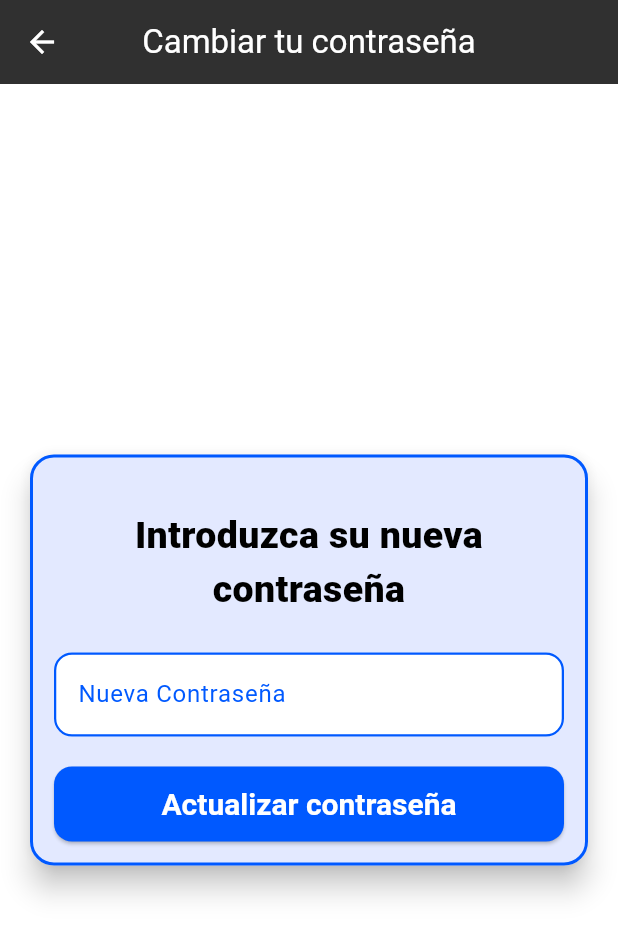
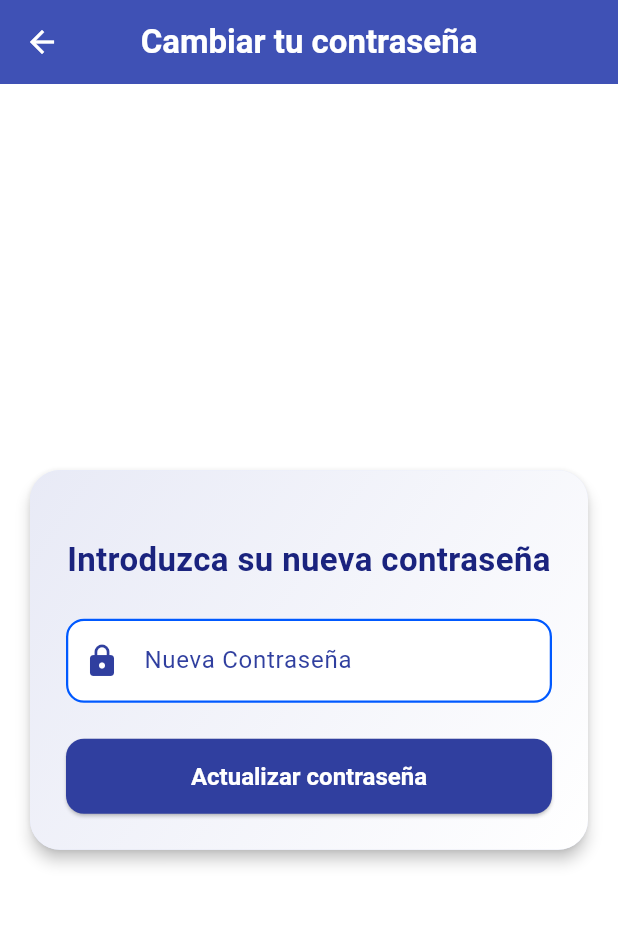
Before and after one commit to carloscl2001/ESIPlanner-TFG, a Flutter app: the ProfileScreen screen opened by its route, after a tap on "Cambiar la contraseña", on a phone screen of 412 x 824 dp. Shown: the top 936 px of the screen. Run offline on Flutter 3.47's test engine with Material 3 defaults, Android fonts, the phone set to English and light mode, and no system bars.

Commit message:
actu estética

```diff
--- a/esi_planner/lib/screens/edit_password_profile_screen.dart
+++ b/esi_planner/lib/screens/edit_password_profile_screen.dart
@@ -24,7 +24,6 @@ class _EditPasswordProfileScreenState extends State<EditPasswordProfileScreen> {
   }
 
   Future<void> _updatePassword() async {
-
     bool isValidPassword(String password) {
       final passwordRegex = RegExp(r'^(?=.*[A-Za-z])(?=.*\d)[A-Za-z\d]{6,}$');
       return passwordRegex.hasMatch(password);
@@ -38,15 +37,15 @@ class _EditPasswordProfileScreenState extends State<EditPasswordProfileScreen> {
         successMessage = '';
       });
       return;
-    }else if(newPassword.length < 8){
+    } else if (newPassword.length < 8) {
       setState(() {
         errorMessage = 'La contraseña debe tener al menos 8 caracteres';
         successMessage = '';
       });
       return;
-    }else if(!isValidPassword(newPassword)){
+    } else if (!isValidPassword(newPassword)) {
       setState(() {
-        errorMessage = 'La contraseña debe contner letras y números';
+        errorMessage = 'La contraseña debe contener letras y números';
         successMessage = '';
       });
       return;
@@ -87,26 +86,43 @@ class _EditPasswordProfileScreenState extends State<EditPasswordProfileScreen> {
   Widget build(BuildContext context) {
     return Scaffold(
       appBar: AppBar(
-        title: const Text('Cambiar tu contraseña', style: TextStyle(color: Colors.white)),
+        title: const Text(
+          'Cambiar tu contraseña',
+          style: TextStyle(color: Colors.white, fontWeight: FontWeight.bold),
+        ),
         centerTitle: true,
+        backgroundColor: Colors.indigo, // Color de la barra de navegación
       ),
       backgroundColor: Colors.white,
       body: Center(
         child: Padding(
           padding: const EdgeInsets.all(16.0),
           child: Card(
+            elevation: 4,
+            shape: RoundedRectangleBorder(
+              borderRadius: BorderRadius.circular(20.0), // Bordes más redondeados
+            ),
+            child: Container(
+              decoration: BoxDecoration(
+                gradient: LinearGradient(
+                  colors: [Colors.indigo.shade50, Colors.white], // Degradado suave
+                  begin: Alignment.topLeft,
+                  end: Alignment.bottomRight,
+                ),
+                borderRadius: BorderRadius.circular(20.0), // Coincide con el radio de la tarjeta
+              ),
               child: Padding(
-              padding: const EdgeInsets.all(16.0),
+                padding: const EdgeInsets.all(24.0),
                 child: Column(
                   mainAxisSize: MainAxisSize.min,
                   children: <Widget>[
                     const SizedBox(height: 20),
-                  const Text(
+                    Text(
                       'Introduzca su nueva contraseña',
                       style: TextStyle(
-                      fontSize: 25,
-                      fontWeight: FontWeight.w800,
-                      color: Colors.black,
+                        fontSize: 22,
+                        fontWeight: FontWeight.bold,
+                        color: Colors.indigo.shade900,
                       ),
                       textAlign: TextAlign.center,
                     ),
@@ -114,20 +130,48 @@ class _EditPasswordProfileScreenState extends State<EditPasswordProfileScreen> {
                     TextFormField(
                       controller: _newPasswordController,
                       obscureText: true,
-                    decoration: const InputDecoration(
+                      decoration: InputDecoration(
                         labelText: 'Nueva Contraseña',
-                      border: OutlineInputBorder(),
+                        labelStyle: TextStyle(
+                          color: Colors.indigo.shade700,
+                        ),
+                        border: OutlineInputBorder(
+                          borderRadius: BorderRadius.circular(12.0), // Bordes redondeados
+                          borderSide: BorderSide(color: Colors.indigo.shade300),
+                        ),
+                        focusedBorder: OutlineInputBorder(
+                          borderRadius: BorderRadius.circular(12.0),
+                          borderSide: BorderSide(color: Colors.indigo.shade700),
+                        ),
+                        prefixIcon: Icon(
+                          Icons.lock, // Icono para el campo de contraseña
+                          color: Colors.indigo.shade700,
                         ),
                       ),
-                  const SizedBox(height: 20),
+                    ),
+                    const SizedBox(height: 24),
                     ElevatedButton(
                       onPressed: _updatePassword,
-                    child: const Text('Actualizar contraseña'),
+                      style: ElevatedButton.styleFrom(
+                        backgroundColor: Colors.indigo.shade700, // Color de fondo del botón
+                        padding: const EdgeInsets.symmetric(horizontal: 32, vertical: 12),
+                        shape: RoundedRectangleBorder(
+                          borderRadius: BorderRadius.circular(12.0), // Bordes redondeados
+                        ),
+                      ),
+                      child: const Text(
+                        'Actualizar contraseña',
+                        style: TextStyle(
+                          fontSize: 16,
+                          fontWeight: FontWeight.bold,
+                          color: Colors.white,
+                        ),
+                      ),
                     ),
                     // Los mensajes de error y éxito aparecerán aquí debajo
                     if (errorMessage.isNotEmpty)
                       Padding(
-                      padding: const EdgeInsets.only(top: 10.0),
+                        padding: const EdgeInsets.only(top: 16.0),
                         child: Text(
                           errorMessage,
                           style: const TextStyle(color: Colors.red, fontSize: 14),
@@ -136,10 +180,14 @@ class _EditPasswordProfileScreenState extends State<EditPasswordProfileScreen> {
                       ),
                     if (successMessage.isNotEmpty)
                       Padding(
-                      padding: const EdgeInsets.only(top: 10.0),
+                        padding: const EdgeInsets.only(top: 16.0),
                         child: Text(
                           successMessage,
-                        style: const TextStyle(color: Color.fromRGBO(0, 89, 255, 1.0), fontSize: 14),
+                          style: TextStyle(
+                            color: Colors.indigo.shade700,
+                            fontSize: 14,
+                            fontWeight: FontWeight.bold,
+                          ),
                           textAlign: TextAlign.center,
                         ),
                       ),
@@ -149,6 +197,7 @@ class _EditPasswordProfileScreenState extends State<EditPasswordProfileScreen> {
             ),
           ),
         ),
+      ),
     );
   }
 }
--- a/esi_planner/lib/screens/edit_subjects_profile_screen.dart
+++ b/esi_planner/lib/screens/edit_subjects_profile_screen.dart
@@ -116,6 +116,7 @@ class _EditSubjectsProfileScreenState extends State<EditSubjectsProfileScreen> {
       appBar: AppBar(
         title: const Text('Selecciona tus asignaturas y grupos', style: TextStyle(color: Colors.white)),
         centerTitle: true,
+        backgroundColor: Colors.indigo, // Color de la barra de navegación
         actions: [
           IconButton(
             icon: const Icon(Icons.save),
--- a/esi_planner/lib/screens/home_screen.dart
+++ b/esi_planner/lib/screens/home_screen.dart
@@ -126,9 +126,13 @@ class HomeScreenState extends State<HomeScreen> {
 Widget build(BuildContext context) {
   return Scaffold(
     appBar: AppBar(
-      title: const Text('Tus clases', style: TextStyle(color: Colors.white)),
-      centerTitle: true,
-    ),
+        title: const Text(
+          'Tus clases esta semana',
+          style: TextStyle(color: Colors.white, fontWeight: FontWeight.bold),
+        ),
+        centerTitle: true,
+        backgroundColor: Colors.indigo, // Color de la barra de navegación
+      ),
     body: isLoading
         ? const Center(child: CircularProgressIndicator())
         : Padding(
--- a/esi_planner/lib/screens/profile_screen.dart
+++ b/esi_planner/lib/screens/profile_screen.dart
@@ -6,37 +6,75 @@ class ProfileScreen extends StatelessWidget {
   @override
   Widget build(BuildContext context) {
     return Scaffold(
+      appBar: AppBar(
+        title: const Text(
+          'Perfil',
+          style: TextStyle(color: Colors.white, fontWeight: FontWeight.bold),
+        ),
+        centerTitle: true,
+        backgroundColor: Colors.indigo, // Color de la barra de navegación
+      ),
       body: Center(
         child: GridView.count(
           crossAxisCount: 2, // 2 columnas
-          crossAxisSpacing: 10, // Espacio entre columnas
-          mainAxisSpacing: 10, // Espacio entre filas
+          crossAxisSpacing: 16, // Espacio entre columnas
+          mainAxisSpacing: 16, // Espacio entre filas
           padding: const EdgeInsets.all(16), // Espaciado exterior
           shrinkWrap: true, // Ajustar al contenido
           children: [
-            _buildCard(context, 'Ver tu perfil', '/viewProfile'),
-            _buildCard(context, 'Cambiar la contraseña', '/editPassWordProfile'),
-            _buildCard(context, 'Tus asignaturas', '/viewSubjectsProfile'),
-            _buildCard(context, 'Modificar tus asignaturas', '/editSubjectsProfile'),
+            _buildCard(context, 'Ver tu perfil', Icons.person, '/viewProfile'),
+            _buildCard(context, 'Cambiar la contraseña', Icons.lock, '/editPassWordProfile'),
+            _buildCard(context, 'Tus asignaturas', Icons.school, '/viewSubjectsProfile'),
+            _buildCard(context, 'Modificar tus asignaturas', Icons.edit, '/editSubjectsProfile'),
           ],
         ),
       ),
     );
   }
 
-  Widget _buildCard(BuildContext context, String text, String route) {
+  Widget _buildCard(BuildContext context, String text, IconData icon, String route) {
     return Card(
       elevation: 4,
+      shape: RoundedRectangleBorder(
+        borderRadius: BorderRadius.circular(20.0), // Bordes más redondeados
+      ),
       child: InkWell(
         onTap: () {
           Navigator.pushNamed(context, route);
         },
+        borderRadius: BorderRadius.circular(20.0), // Bordes redondeados para el InkWell
         child: Container(
+          decoration: BoxDecoration(
+            gradient: LinearGradient(
+              colors: [Colors.indigo.shade50, Colors.white], // Degradado suave
+              begin: Alignment.topLeft,
+              end: Alignment.bottomRight,
+            ),
+            borderRadius: BorderRadius.circular(20.0), // Coincide con el radio de la tarjeta
+          ),
           alignment: Alignment.center, // Centra el contenido horizontal y verticalmente
-          child: Text(
-            text,
-            textAlign: TextAlign.center,
-            style: const TextStyle(fontWeight: FontWeight.bold, fontSize: 20),
+          child: Padding(
+            padding: const EdgeInsets.all(16.0),
+            child: Column(
+              mainAxisAlignment: MainAxisAlignment.center,
+              children: [
+                Icon(
+                  icon,
+                  size: 40,
+                  color: Colors.indigo.shade700, // Color del icono
+                ),
+                const SizedBox(height: 12), // Espaciado entre el icono y el texto
+                Text(
+                  text,
+                  textAlign: TextAlign.center,
+                  style: TextStyle(
+                    fontWeight: FontWeight.bold,
+                    fontSize: 18,
+                    color: Colors.indigo.shade900, // Color del texto
+                  ),
+                ),
+              ],
+            ),
           ),
         ),
       ),
--- a/esi_planner/lib/screens/view_profile_screen.dart
+++ b/esi_planner/lib/screens/view_profile_screen.dart
@@ -53,8 +53,12 @@ class _ViewProfileScreenState extends State<ViewProfileScreen> {
   Widget build(BuildContext context) {
     return Scaffold(
       appBar: AppBar(
-        title: const Text('Tu perfil', style: TextStyle(color: Colors.white)),
+        title: const Text(
+          'Tu perfil',
+          style: TextStyle(color: Colors.white, fontWeight: FontWeight.bold),
+        ),
         centerTitle: true,
+        backgroundColor: Colors.indigo, // Color de la barra de navegación
       ),
       body: isLoading
           ? const Center(child: CircularProgressIndicator())
@@ -79,29 +83,6 @@ class _ViewProfileScreenState extends State<ViewProfileScreen> {
                       child: Column(
                         crossAxisAlignment: CrossAxisAlignment.stretch,
                         children: <Widget>[
-                          Container(
-                            decoration: BoxDecoration(
-                              gradient: LinearGradient(
-                                colors: [Colors.indigo.shade700, Colors.indigo.shade900], // Degradado azul
-                                begin: Alignment.topLeft,
-                                end: Alignment.bottomRight,
-                              ),
-                              borderRadius: const BorderRadius.only(
-                                topLeft: Radius.circular(20.0),
-                                topRight: Radius.circular(20.0),
-                              ),
-                            ),
-                            padding: const EdgeInsets.symmetric(vertical: 20),
-                            child: const Text(
-                              'Tu perfil',
-                              style: TextStyle(
-                                fontSize: 30,
-                                fontWeight: FontWeight.bold,
-                                color: Colors.white,
-                              ),
-                              textAlign: TextAlign.center,
-                            ),
-                          ),
                           Padding(
                             padding: const EdgeInsets.all(20.0),
                             child: Column(
--- a/esi_planner/lib/screens/view_subjects_profile_screen.dart
+++ b/esi_planner/lib/screens/view_subjects_profile_screen.dart
@@ -76,8 +76,10 @@ class _ViewSubjectsProfileScreenState extends State<ViewSubjectsProfileScreen> {
   Widget build(BuildContext context) {
     return Scaffold(
       appBar: AppBar(
-        title: const Text('Tus asignaturas', style: TextStyle(color: Colors.white)),
+        title: const Text('Tus asignaturas', style: TextStyle(color: Colors.white, fontWeight: FontWeight.bold)
+        ),
         centerTitle: true,
+        backgroundColor: Colors.indigo, // Color de la barra de navegación
       ),
       body: isLoading
           ? const Center(child: CircularProgressIndicator())
```
Lines whose indentation alone changed are shown as unchanged.
